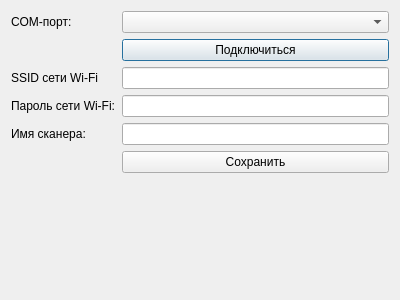
Above: GUI/Forms/scaneruartsetupwindow.ui from BeerStrike/dplm_pc before the change. Below: the same form after it.
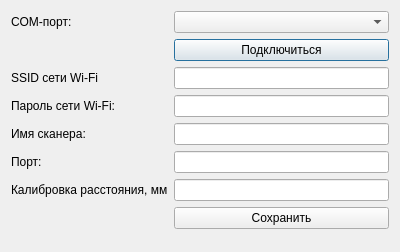
That is the form after the change.

What changed in the file:
```diff
--- a/GUI/Forms/scaneruartsetupwindow.ui
+++ b/GUI/Forms/scaneruartsetupwindow.ui
@@ -7,7 +7,7 @@
     <x>0</x>
     <y>0</y>
     <width>400</width>
-    <height>300</height>
+    <height>252</height>
    </rect>
   </property>
   <property name="windowTitle">
@@ -61,13 +61,33 @@
    <item row="4" column="1">
     <widget class="QLineEdit" name="scanerNameInput"/>
    </item>
-   <item row="5" column="1">
+   <item row="7" column="1">
     <widget class="QPushButton" name="saveBtn">
      <property name="text">
       <string>Сохранить</string>
      </property>
     </widget>
    </item>
+   <item row="5" column="1">
+    <widget class="QLineEdit" name="scanerPortInput"/>
+   </item>
+   <item row="5" column="0">
+    <widget class="QLabel" name="portLabel">
+     <property name="text">
+      <string>Порт:</string>
+     </property>
+    </widget>
+   </item>
+   <item row="6" column="1">
+    <widget class="QLineEdit" name="rangeCalibrationInput"/>
+   </item>
+   <item row="6" column="0">
+    <widget class="QLabel" name="rangeCalibrationLabel">
+     <property name="text">
+      <string>Калибровка расстояния, мм</string>
+     </property>
+    </widget>
+   </item>
   </layout>
  </widget>
  <resources/>
```
Left out of the diff: 2 changed lines with no effect on the pictures.
